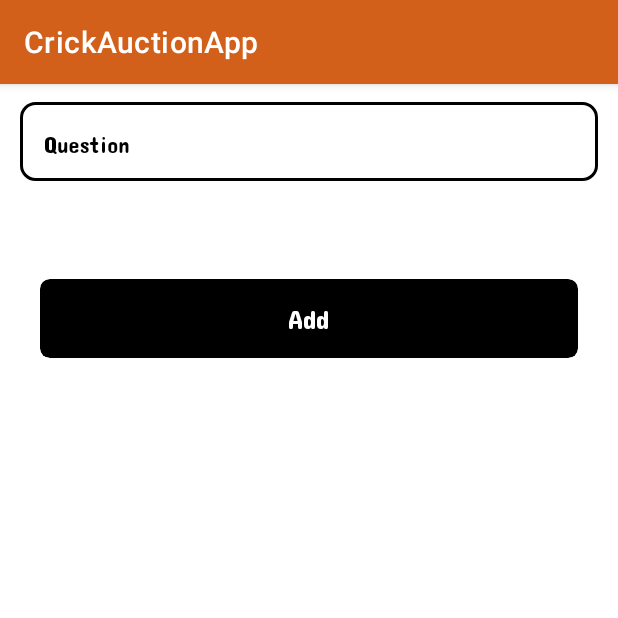
After one commit to gujarjayesh/CrickAuctionApp, an Android app: the CreateAuctionActivity screen opened directly, with no data from a screen before it, on a phone screen of 412 x 824 dp, the top half of it. The commit adds this screen. Run offline under Robolectric (Android 15) with nearby library versions, the phone set to English and light mode, and no system bars; our stand-ins replace sdp/ssp sizes; libraries missing offline, so code that uses them is left out: com.makeramen.roundedimageview.

Commit message:
CreateAuctionScreen

```diff
--- a/app/src/main/AndroidManifest.xml
+++ b/app/src/main/AndroidManifest.xml
@@ -1,6 +1,6 @@
 <?xml version="1.0" encoding="utf-8"?>
 <manifest xmlns:android="http://schemas.android.com/apk/res/android"
-    xmlns:tools="http://schemas.android.com/tools" >
+    xmlns:tools="http://schemas.android.com/tools">
 
     <application
         android:allowBackup="true"
@@ -11,7 +11,10 @@
         android:roundIcon="@mipmap/ic_launcher_round"
         android:supportsRtl="true"
         android:theme="@style/Theme.CrickAuctionApp"
-        tools:targetApi="31" >
+        tools:targetApi="31">
+        <activity
+            android:name="com.js.crickauctionapp.CreateAuctionScreens.CreateAuctionActivity"
+            android:exported="false" />
         <activity
             android:name="com.js.crickauctionapp.SplashActivity"
             android:exported="true"
@@ -22,9 +25,9 @@
                 <category android:name="android.intent.category.LAUNCHER" />
             </intent-filter>
         </activity>
-        <activity android:name="com.js.crickauctionapp.HomeScreen.HomeActivity"
-            android:exported="false">
-        </activity>
+        <activity
+            android:name="com.js.crickauctionapp.HomeScreen.HomeActivity"
+            android:exported="false"></activity>
     </application>
 
 </manifest>
--- /dev/null
+++ b/app/src/main/java/com/js/crickauctionapp/CreateAuctionScreens/CreateAuctionActivity.java
@@ -0,0 +1,22 @@
+package com.js.crickauctionapp.CreateAuctionScreens;
+
+import androidx.appcompat.app.AppCompatActivity;
+import androidx.fragment.app.Fragment;
+import androidx.fragment.app.FragmentManager;
+
+import android.app.FragmentTransaction;
+import android.os.Bundle;
+
+import com.icspl.crickauctionapp.R;
+import com.js.crickauctionapp.CreateAuctionScreens.Fragments.CreateAuctionFragment;
+
+public class CreateAuctionActivity extends AppCompatActivity {
+
+    @Override
+    protected void onCreate(Bundle savedInstanceState) {
+        super.onCreate(savedInstanceState);
+        setContentView(R.layout.activity_create_auction);
+        FragmentManager fragmentManager = getSupportFragmentManager();
+        fragmentManager.beginTransaction().replace(R.id.create_auct_container,new CreateAuctionFragment()).commit();
+    }
+}
--- /dev/null
+++ b/app/src/main/java/com/js/crickauctionapp/CreateAuctionScreens/Fragments/CreateAuctionFragment.java
@@ -0,0 +1,30 @@
+package com.js.crickauctionapp.CreateAuctionScreens.Fragments;
+
+import android.os.Bundle;
+
+import androidx.fragment.app.Fragment;
+
+import android.view.LayoutInflater;
+import android.view.View;
+import android.view.ViewGroup;
+
+import com.icspl.crickauctionapp.R;
+
+public class CreateAuctionFragment extends Fragment {
+
+    @Override
+    public void onCreate(Bundle savedInstanceState) {
+        super.onCreate(savedInstanceState);
+
+    }
+
+    @Override
+    public View onCreateView(LayoutInflater inflater, ViewGroup container,
+                             Bundle savedInstanceState) {
+        // Inflate the layout for this fragment
+        View mView =  inflater.inflate(R.layout.fragment_create_auction, container, false);
+
+
+        return mView;
+    }
+}
--- a/app/src/main/java/com/js/crickauctionapp/HomeScreen/HomeActivity.java
+++ b/app/src/main/java/com/js/crickauctionapp/HomeScreen/HomeActivity.java
@@ -7,11 +7,14 @@ import androidx.viewpager2.widget.CompositePageTransformer;
 import androidx.viewpager2.widget.MarginPageTransformer;
 import androidx.viewpager2.widget.ViewPager2;
 
+import android.content.Intent;
 import android.os.Bundle;
 import android.os.Handler;
 import android.view.View;
 
+import com.google.android.material.card.MaterialCardView;
 import com.icspl.crickauctionapp.R;
+import com.js.crickauctionapp.CreateAuctionScreens.CreateAuctionActivity;
 
 import java.util.ArrayList;
 import java.util.List;
@@ -20,6 +23,7 @@ public class HomeActivity extends AppCompatActivity {
     private ViewPager2 viewPager2;
     private Handler SliderHandler = new Handler();
 
+    MaterialCardView create_auction_card;
     SliderAdapter adapter;
     @Override
     protected void onCreate(Bundle savedInstanceState) {
@@ -27,6 +31,7 @@ public class HomeActivity extends AppCompatActivity {
         setContentView(R.layout.activity_home);
 
         viewPager2 = findViewById(R.id.viewPagerImageSlider);
+        create_auction_card = findViewById(R.id.create_auction_card);
 
         List<SliderItem> sliderItems = new ArrayList<>();
         sliderItems.add(new SliderItem(R.drawable.create_auction));
@@ -58,6 +63,14 @@ public class HomeActivity extends AppCompatActivity {
                 SliderHandler.postDelayed(sliderRunnable,3000);
             }
         });
+
+        create_auction_card.setOnClickListener(new View.OnClickListener() {
+            @Override
+            public void onClick(View v) {
+                Intent intent = new Intent(HomeActivity.this, CreateAuctionActivity.class);
+                startActivity(intent);
+            }
+        });
     }
     private Runnable sliderRunnable = new Runnable() {
         @Override
--- /dev/null
+++ b/app/src/main/res/layout/activity_create_auction.xml
@@ -0,0 +1,19 @@
+<?xml version="1.0" encoding="utf-8"?>
+<androidx.constraintlayout.widget.ConstraintLayout xmlns:android="http://schemas.android.com/apk/res/android"
+    xmlns:app="http://schemas.android.com/apk/res-auto"
+    xmlns:tools="http://schemas.android.com/tools"
+    android:layout_width="match_parent"
+    android:layout_height="match_parent"
+    tools:context="com.js.crickauctionapp.CreateAuctionScreens.CreateAuctionActivity">
+
+    <FrameLayout
+        android:id="@+id/create_auct_container"
+        android:layout_width="match_parent"
+        android:layout_height="match_parent"
+        app:layout_constraintBottom_toBottomOf="parent"
+        app:layout_constraintEnd_toEndOf="parent"
+        app:layout_constraintStart_toStartOf="parent"
+        app:layout_constraintTop_toTopOf="parent">
+
+    </FrameLayout>
+</androidx.constraintlayout.widget.ConstraintLayout>
--- /dev/null
+++ b/app/src/main/res/layout/fragment_create_auction.xml
@@ -0,0 +1,104 @@
+<FrameLayout xmlns:android="http://schemas.android.com/apk/res/android"
+    xmlns:tools="http://schemas.android.com/tools"
+    android:layout_width="match_parent"
+    android:layout_height="match_parent"
+    xmlns:app="http://schemas.android.com/apk/res-auto"
+    tools:context="com.js.crickauctionapp.CreateAuctionScreens.Fragments.CreateAuctionFragment">
+
+    <LinearLayout
+        android:layout_width="match_parent"
+        android:layout_height="match_parent"
+        android:layout_marginStart="@dimen/_10sdp"
+        android:layout_marginEnd="@dimen/_10sdp"
+        android:orientation="vertical">
+
+        <com.google.android.material.textfield.TextInputLayout
+            style="@style/Widget.MaterialComponents.TextInputLayout.OutlinedBox"
+            android:layout_width="match_parent"
+            android:layout_height="wrap_content"
+            android:layout_marginTop="@dimen/_5sdp"
+            android:clickable="true"
+            android:cursorVisible="true"
+            android:focusable="true"
+            android:focusableInTouchMode="true"
+            android:hint="Question"
+            android:textColorHint="@color/black"
+            app:boxCornerRadiusBottomEnd="@dimen/_8sdp"
+            app:boxCornerRadiusBottomStart="@dimen/_8sdp"
+            app:boxCornerRadiusTopEnd="@dimen/_8sdp"
+            app:boxCornerRadiusTopStart="@dimen/_8sdp"
+            app:boxStrokeColor="@color/black"
+            app:endIconMode="clear_text"
+            app:hintTextColor="@color/black">
+
+            <com.google.android.material.textfield.TextInputEditText
+                android:id="@+id/questionEditText"
+                android:layout_width="match_parent"
+                android:layout_height="wrap_content"
+                android:clickable="true"
+                android:cursorVisible="true"
+                android:focusable="true"
+                android:focusableInTouchMode="true"
+                android:fontFamily="@font/concerone_regular"
+                android:singleLine="true"
+                android:textColor="@color/black"
+                android:textColorHint="@color/black"
+                android:textSize="@dimen/_12sdp">
+
+
+            </com.google.android.material.textfield.TextInputEditText>
+
+
+        </com.google.android.material.textfield.TextInputLayout>
+
+        <LinearLayout
+            android:id="@+id/linearLayout15"
+            android:layout_width="match_parent"
+            android:layout_height="wrap_content"
+            android:orientation="vertical"
+            android:padding="@dimen/_10sdp"
+            android:weightSum="12"
+            android:layout_marginTop="@dimen/_40sdp"
+            app:layout_constraintBottom_toBottomOf="parent"
+            app:layout_constraintEnd_toEndOf="parent"
+            app:layout_constraintStart_toStartOf="parent">
+
+            <androidx.cardview.widget.CardView
+                android:id="@+id/addButton"
+                android:layout_width="match_parent"
+                android:layout_height="wrap_content"
+                android:backgroundTint="@color/black"
+                android:elevation="0dp"
+                android:visibility="visible"
+                app:cardCornerRadius="@dimen/_5sdp"
+                app:cardElevation="0dp"
+                app:cardMaxElevation="0dp">
+
+                <LinearLayout
+                    android:layout_width="wrap_content"
+                    android:layout_height="wrap_content"
+                    android:layout_gravity="center"
+                    android:orientation="horizontal"
+                    android:paddingTop="@dimen/_12sdp"
+                    android:paddingBottom="@dimen/_12sdp">
+
+                    <TextView
+                        android:layout_width="wrap_content"
+                        android:layout_height="wrap_content"
+                        android:layout_gravity="center"
+                        android:fontFamily="@font/concerone_regular"
+                        android:text="Add"
+                        android:textColor="@color/white"
+                        android:textSize="@dimen/_14sdp" />
+
+                </LinearLayout>
+
+            </androidx.cardview.widget.CardView>
+
+
+        </LinearLayout>
+
+    </LinearLayout>
+
+
+</FrameLayout>
--- a/app/src/main/res/values/strings.xml
+++ b/app/src/main/res/values/strings.xml
@@ -1,3 +1,5 @@
 <resources>
     <string name="app_name">CrickAuctionApp</string>
+    <!-- TODO: Remove or change this placeholder text -->
+    <string name="hello_blank_fragment">Hello blank fragment</string>
 </resources>
```
